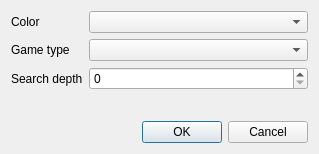
silvansky/CheckersMobile, file settingsdialog.ui: the form before one commit.
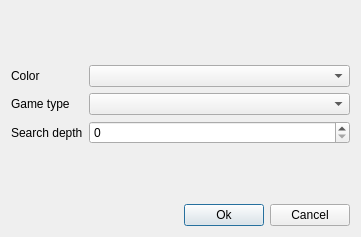
The form after the commit.

Commit message: On-screen menu added (through QStackedWidget). No more QActions on toolbar but end game. No icons used - text only. Some design (red fonts). Settings dialog now is shown fullscreen. It is planned to be integrated into stacked widget of main window in next rev.

Diff of the .ui file:
```diff
--- a/settingsdialog.ui
+++ b/settingsdialog.ui
@@ -6,14 +6,27 @@
    <rect>
     <x>0</x>
     <y>0</y>
-    <width>319</width>
-    <height>154</height>
+    <width>361</width>
+    <height>237</height>
    </rect>
   </property>
   <property name="windowTitle">
    <string>QCheckers Settings</string>
   </property>
   <layout class="QVBoxLayout" name="verticalLayout">
+   <item>
+    <spacer name="verticalSpacer_2">
+     <property name="orientation">
+      <enum>Qt::Vertical</enum>
+     </property>
+     <property name="sizeHint" stdset="0">
+      <size>
+       <width>20</width>
+       <height>40</height>
+      </size>
+     </property>
+    </spacer>
+   </item>
    <item>
     <layout class="QFormLayout" name="formLayout">
      <property name="fieldGrowthPolicy">
@@ -52,14 +65,51 @@
     </layout>
    </item>
    <item>
-    <widget class="QDialogButtonBox" name="buttonBox">
+    <spacer name="verticalSpacer">
      <property name="orientation">
-      <enum>Qt::Horizontal</enum>
+      <enum>Qt::Vertical</enum>
      </property>
-     <property name="standardButtons">
-      <set>QDialogButtonBox::Cancel|QDialogButtonBox::Ok</set>
+     <property name="sizeHint" stdset="0">
+      <size>
+       <width>20</width>
+       <height>40</height>
+      </size>
      </property>
-    </widget>
+    </spacer>
+   </item>
+   <item>
+    <layout class="QHBoxLayout" name="horizontalLayout">
+     <item>
+      <spacer name="horizontalSpacer">
+       <property name="orientation">
+        <enum>Qt::Horizontal</enum>
+       </property>
+       <property name="sizeHint" stdset="0">
+        <size>
+         <width>40</width>
+         <height>20</height>
+        </size>
+       </property>
+      </spacer>
+     </item>
+     <item>
+      <widget class="QPushButton" name="ok">
+       <property name="text">
+        <string>Ok</string>
+       </property>
+       <property name="default">
+        <bool>true</bool>
+       </property>
+      </widget>
+     </item>
+     <item>
+      <widget class="QPushButton" name="cancel">
+       <property name="text">
+        <string>Cancel</string>
+       </property>
+      </widget>
+     </item>
+    </layout>
    </item>
   </layout>
  </widget>
```
Left out of the diff: 35 changed lines with no effect on the pictures. The commit also changes 7 other files.
